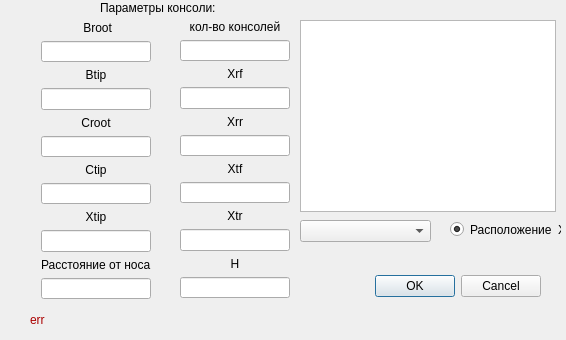
Above: Gui/Dialogs/addplanedialog.ui from Soma247/Rocket before the change. Below: the same form after it.
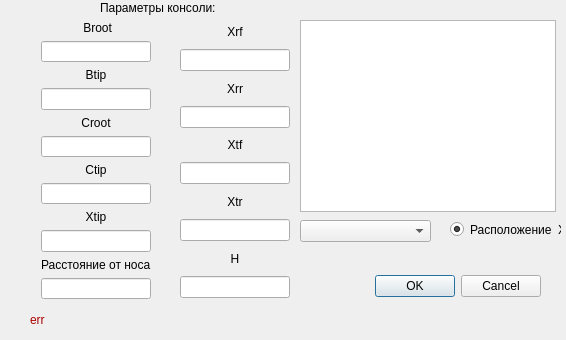
That is the form after the change.

Diff of the .ui file:
```diff
--- a/Gui/Dialogs/addplanedialog.ui
+++ b/Gui/Dialogs/addplanedialog.ui
@@ -131,7 +131,7 @@
     <string>Параметры консоли:</string>
    </property>
   </widget>
-  <widget class="QWidget" name="">
+  <widget class="QWidget" name="layoutWidget">
    <property name="geometry">
     <rect>
      <x>180</x>
@@ -141,23 +141,6 @@
     </rect>
    </property>
    <layout class="QVBoxLayout" name="verticalLayout_3">
-    <item>
-     <widget class="QLabel" name="label_12">
-      <property name="text">
-       <string>кол-во консолей</string>
-      </property>
-      <property name="alignment">
-       <set>Qt::AlignCenter</set>
-      </property>
-     </widget>
-    </item>
-    <item>
-     <widget class="QLineEdit" name="le_N">
-      <property name="text">
-       <string/>
-      </property>
-     </widget>
-    </item>
     <item>
      <widget class="QLabel" name="label_8">
       <property name="text">
@@ -225,7 +208,7 @@
     </item>
    </layout>
   </widget>
-  <widget class="QWidget" name="">
+  <widget class="QWidget" name="layoutWidget">
    <property name="geometry">
     <rect>
      <x>41</x>
```
Left out of the diff: 16 changed lines with no effect on the pictures.
